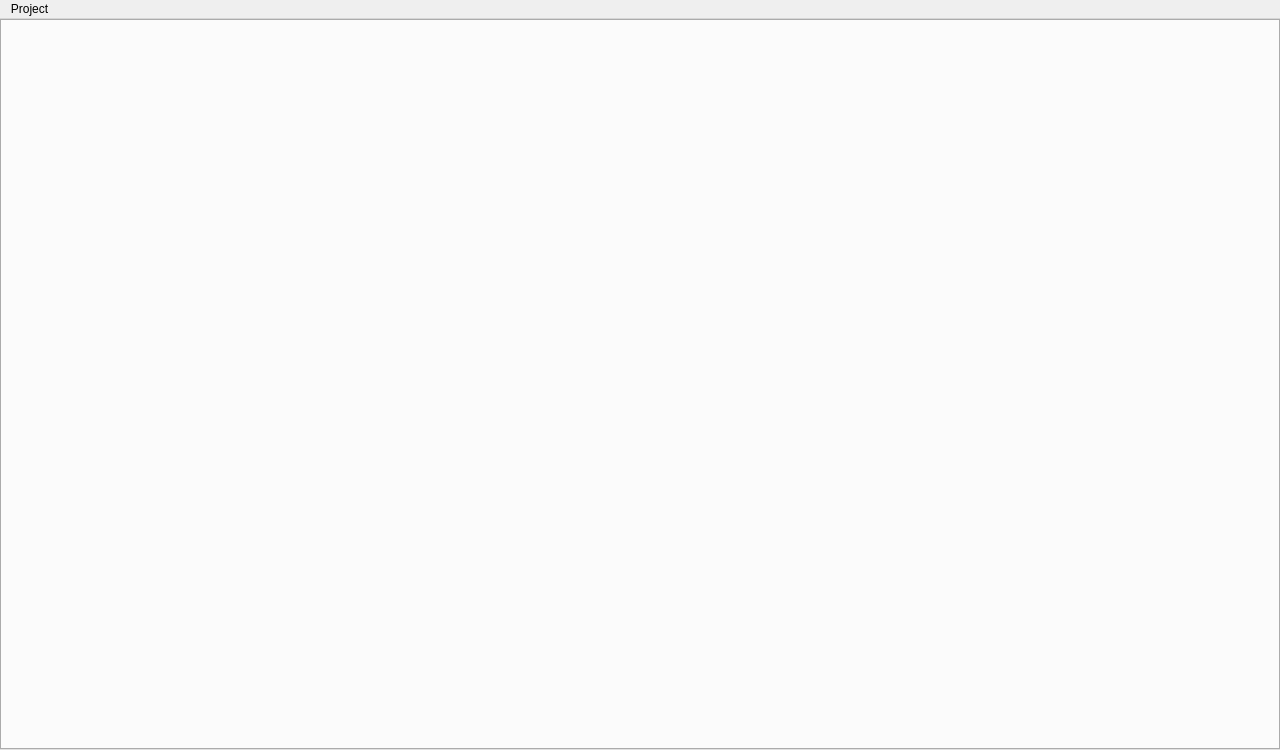
Above: Resources/main.ui from mahir1010/MuSeqPose before the change. Below: the same form after it.
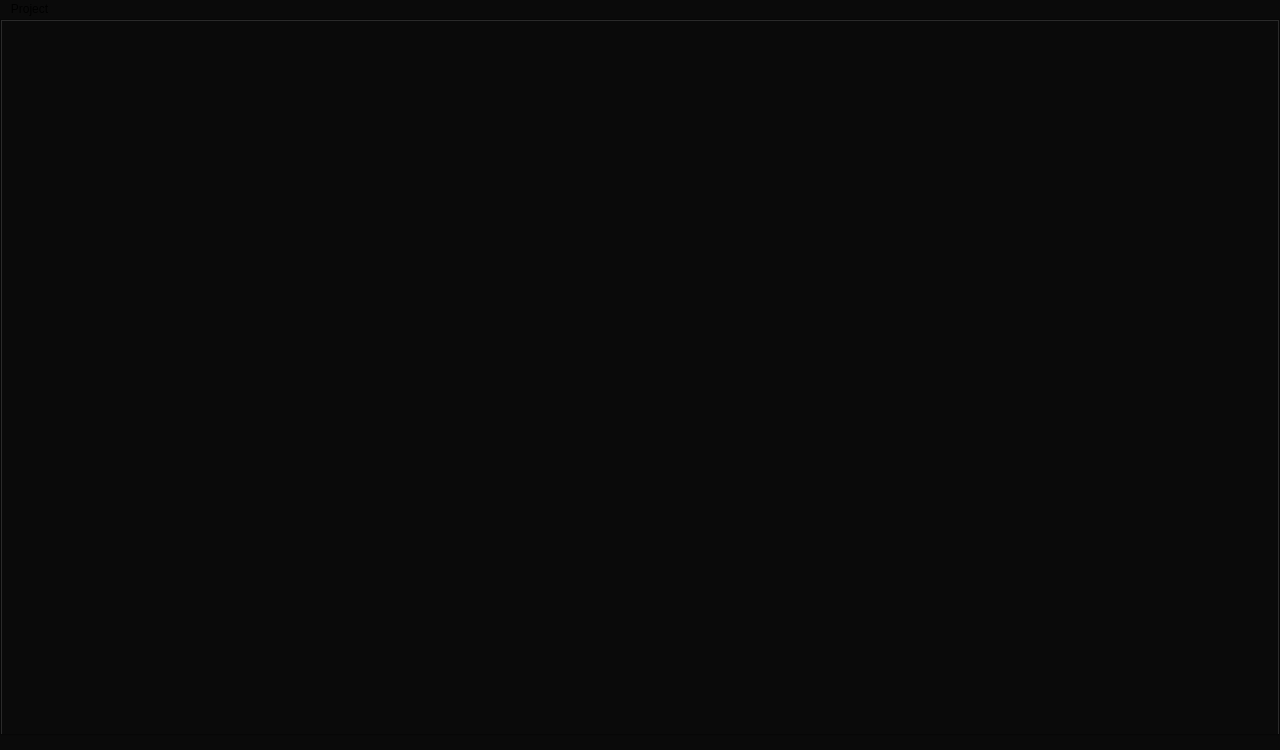
That is the form after the change.

Commit message: Decoupled UI and command line interface, imlemented plugin system for video and data readers. Created OptiPose pipeline page. Added customizable Vispy 3D plots.

Diff of the .ui file:
```diff
--- a/Resources/main.ui
+++ b/Resources/main.ui
@@ -14,6 +14,51 @@
   <property name="windowTitle">
    <string>MainWindow</string>
   </property>
+  <property name="autoFillBackground">
+   <bool>false</bool>
+  </property>
+  <property name="styleSheet">
+   <string notr="true">QWidget{
+	background-color: rgb(10,10,10);
+}
+QLineEdit,QSlider, QScrollArea, QProgressBar{
+border:1px solid  rgb(40,40,40);
+}
+QCheckBox::indicator{
+border:2px solid rgb(40,40,40);
+}
+QCheckBox::indicator::checked{
+color: rgb(14, 77, 179);
+background:rgb(14, 77, 179);
+}
+QRadioButton::indicator{
+border:2px solid rgb(40,40,40);
+width:10px;
+height:10px;
+border-radius:5px;
+background:None;
+}
+QRadioButton::indicator::checked{
+color: rgb(14, 77, 179);
+background:rgb(14, 77, 179);
+}
+QScrollBar::handle:vertical {         
+			margin:4px;
+			border:1px solid black;
+			border-radius: 10px;
+			background-color: rgb(14, 77, 179);
+        }
+ QScrollBar::add-line:vertical {       
+            height: 0px;
+            subcontrol-position: bottom;
+            subcontrol-origin: margin;
+        }
+        QScrollBar::sub-line:vertical {
+            height: 0 px;
+            subcontrol-position: top;
+            subcontrol-origin: margin;
+        }</string>
+  </property>
   <widget class="QWidget" name="centralwidget">
    <property name="minimumSize">
     <size>
@@ -38,14 +83,24 @@
      <number>0</number>
     </property>
     <item row="1" column="0">
-     <layout class="QVBoxLayout" name="verticalLayout" stretch="0">
+     <layout class="QVBoxLayout" name="verticalLayout" stretch="1,0">
       <item>
        <widget class="QTabWidget" name="viewTabWidget">
+        <property name="styleSheet">
+         <string notr="true"/>
+        </property>
         <property name="currentIndex">
          <number>-1</number>
         </property>
        </widget>
       </item>
+      <item>
+       <widget class="QLabel" name="status">
+        <property name="text">
+         <string/>
+        </property>
+       </widget>
+      </item>
      </layout>
     </item>
    </layout>
```
Left out of the diff: 15 changed lines with no effect on the pictures. The commit also changes 36 other files.
